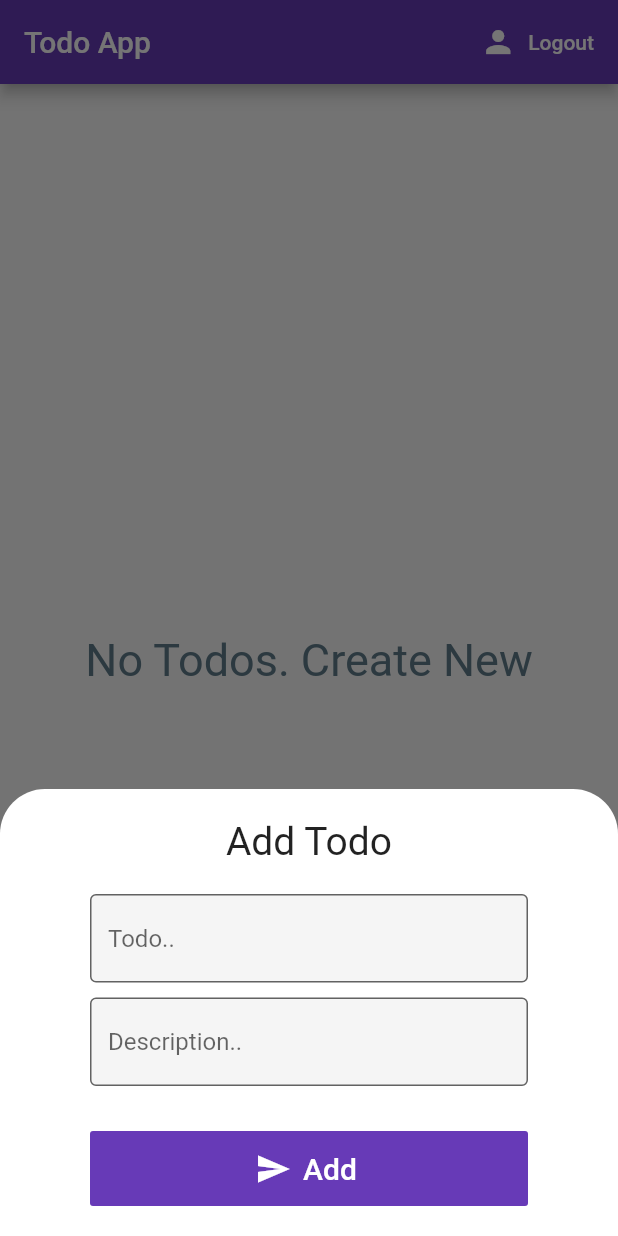
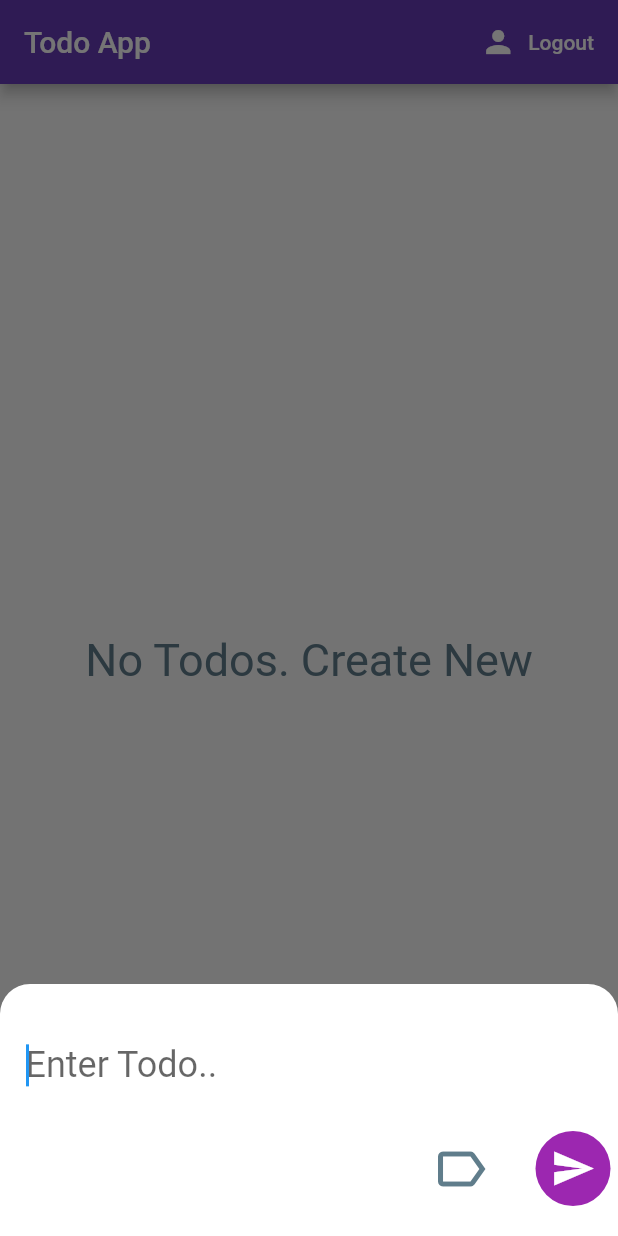
Before and after one commit to AshishChavan98/TodoFlutterApp, a Flutter app: the screen it shows once a user with an empty profile is signed in, after a tap on the "add" icon, on a phone screen of 412 x 824 dp. Run offline on Flutter 3.47's test engine with Material 2 defaults, Android fonts, the phone set to English and light mode, and no system bars; our stand-ins replace cloud_firestore, firebase_auth, flutter_local_notifications; missing offline and left inert: android_alarm_manager; accounts and stored records are empty.

Commit message:
Label added

```diff
--- a/lib/pages/add_todo_form.dart
+++ b/lib/pages/add_todo_form.dart
@@ -1,5 +1,6 @@
 import 'package:firebaseapp/models/todo.dart';
 import 'package:firebaseapp/models/user.dart';
+import 'package:firebaseapp/pages/menus/label_popup_menu.dart';
 import 'package:firebaseapp/services/database.dart';
 import 'package:flutter/cupertino.dart';
 import 'package:flutter/material.dart';
@@ -17,6 +18,10 @@ class _AddTodoFormState extends State<AddTodoForm> {
   String _task;
   bool loading=false;
 
+  String labelValue="None";
+
+
+
   loadingWidget(){
     if(!loading)
       {
@@ -30,8 +35,33 @@ class _AddTodoFormState extends State<AddTodoForm> {
     }
   }
 
+  FocusNode inputFieldNode;
+
+  @override
+  void initState() {
+    super.initState();
+    inputFieldNode = FocusNode();
+  }
+
+  @override
+  void dispose() {
+    inputFieldNode.dispose();
+    super.dispose();
+  }
+
   @override
   Widget build(BuildContext context) {
+
+
+
+
+    selectLabelValue(String value){
+      setState(() {
+        labelValue=value;
+      });
+    }
+
+
     final user = Provider.of<User>(context);
     double bottomValue = MediaQuery.of(context).viewInsets.bottom;
 
@@ -50,20 +80,24 @@ class _AddTodoFormState extends State<AddTodoForm> {
             crossAxisAlignment: CrossAxisAlignment.stretch,
             mainAxisSize: MainAxisSize.min,
             children: <Widget>[
-              Text('Add Todo',textAlign:TextAlign.center,style: TextStyle(fontSize: 26.0),),
-              SizedBox(height: 20.0,),
               TextFormField(
+                focusNode: inputFieldNode,
+                autofocus: true,
                 validator: (val)=> val.isEmpty ? 'Input cannot be empty ':null,
+                style: TextStyle(fontSize:24.0),
                 decoration: InputDecoration(
-                    hintText: 'Todo..',
-                    fillColor: Colors.grey[100],
+
+                    hintText: 'Enter Todo..',
+                    fillColor: Colors.white,
                     filled: true,
+                    enabledBorder: OutlineInputBorder(
+                      borderSide: BorderSide(color:Colors.white,width: 1.0)
+                    ),
                     focusedBorder: OutlineInputBorder(
-                      borderSide: BorderSide(color:Colors.deepPurpleAccent,width: 1.0),
+                      borderSide: BorderSide(color:Colors.white,width: 1.0),
                     ),
                     border: OutlineInputBorder(
-                    borderSide: BorderSide(color:Colors.blueGrey,width: 1.0),
-
+                    borderSide: BorderSide(color:Colors.white,width: 1.0),
                   )
 
                 ),
@@ -72,31 +106,36 @@ class _AddTodoFormState extends State<AddTodoForm> {
                 },
               ),
               SizedBox(height: 10.0,),
-              TextFormField(
-                validator: (val)=> val.isEmpty ? 'Description cannot be empty ':null,
-                decoration: InputDecoration(
-                    hintText: 'Description..',
-                    fillColor: Colors.grey[100],
-                    filled: true,
-                    focusedBorder: OutlineInputBorder(
-                      borderSide: BorderSide(color:Colors.deepPurple[200],width: 1.0),
+              Row(
+                mainAxisAlignment: MainAxisAlignment.end,
+                children: <Widget>[
+                  labelValue=="None"?
+                      SizedBox.shrink():
+                      Container(
+                        padding:EdgeInsets.symmetric(horizontal: 10.0,vertical: 2.0),
+                        decoration: BoxDecoration(
+                          borderRadius: BorderRadius.circular(5.0),
+                          color: Colors.red[500]
                         ),
-                    border: OutlineInputBorder(
-                      borderSide: BorderSide(color:Colors.blueGrey,width: 1.0),
+                        child:Text(
+                          labelValue,
+                          style: TextStyle(
+                            color:Colors.white,
+                            fontSize: 20.0
+                          ),
+                        )
+                      ),
+                  Padding(
+                    padding: const EdgeInsets.symmetric(horizontal: 10.0),
+                    child: LabelPopMenu(updateParentLabel:selectLabelValue),
+                  ),
+                  SizedBox(width: 20.0,),
+                  CircleAvatar(
+                    radius:25.0,
+                    backgroundColor: Colors.purple,
+                    child: IconButton(
+                        color:Colors.white,
 
-                    )
-
-                ),
-                onChanged: (val){
-                  setState(()=>_task=val);
-                },
-              ),
-              SizedBox(height: 30.0,),
-              Container(
-                height: 50.0,
-                child: FlatButton.icon(
-                    color:Colors.deepPurple,
-                    textColor: Colors.white,
                         onPressed: () async{
 
                           if(_formKey.currentState.validate()){
@@ -115,9 +154,11 @@ class _AddTodoFormState extends State<AddTodoForm> {
                           }
 
                         },
-                    icon: Icon(Icons.send,size: 24.0,),
-                    label: Text('Add',style: TextStyle(fontSize: 20.0),)),
+                        icon: Icon(Icons.send,size: 30.0,),
+                        ),
 
+                  )
+                ],
               ),
               Row(
                 mainAxisAlignment: MainAxisAlignment.center,
@@ -136,3 +177,4 @@ class _AddTodoFormState extends State<AddTodoForm> {
     );
   }
 }
+//Testing code
--- a/lib/pages/home.dart
+++ b/lib/pages/home.dart
@@ -55,14 +55,15 @@ class _HomeState extends State<Home> {
           builder: (context) {
             return Container(
 //              height: MediaQuery.of(context).size.height * 0.75,
+//              width:MediaQuery.of(context).size.width,
               decoration: BoxDecoration(
                 color:Colors.white,
                 borderRadius: BorderRadius.only(
-                  topLeft: Radius.circular(30.0),
-                  topRight: Radius.circular(30.0),
+                  topLeft: Radius.circular(20.0),
+                  topRight: Radius.circular(20.0),
                 )
               ),
-              padding: EdgeInsets.symmetric(vertical: 20.0,horizontal: 60.0),
+              padding: EdgeInsets.symmetric(vertical: 20.0,horizontal: 5.0),
               child: AddTodoForm(),
             );
           }
--- /dev/null
+++ b/lib/pages/menus/label_popup_menu.dart
@@ -0,0 +1,75 @@
+import 'package:flutter/material.dart';
+
+class CustomPopupMenu {
+  CustomPopupMenu({this.title, this.icon});
+  String title;
+  IconData icon;
+}
+
+
+class LabelPopMenu extends StatefulWidget {
+
+  final void Function(String value) updateParentLabel;
+  LabelPopMenu({this.updateParentLabel});
+
+
+  @override
+  _LabelPopMenuState createState() => _LabelPopMenuState();
+
+
+}
+
+class _LabelPopMenuState extends State<LabelPopMenu> {
+
+
+  @override
+  void initState() {
+    // TODO: implement initState
+    super.initState();
+  }
+
+  @override
+  Widget build(BuildContext context) {
+    return PopupMenuButton<String>(
+
+      elevation: 10.0,
+
+      onCanceled: () {
+        print('You have not chossed anything');
+      },
+      tooltip: 'This is tooltip',
+      onSelected: (val){
+        print(val);
+        widget.updateParentLabel(val);
+
+      },
+      itemBuilder: (BuildContext context) =><PopupMenuEntry<String>> [
+
+        PopupMenuItem(
+          value:"None",
+          child: Text('None'),
+
+        ),
+        PopupMenuItem(
+          value:"One",
+          child: Text('One'),
+
+        ),
+        PopupMenuItem(
+          value:"Two",
+          child: Text('Two'),
+        ),
+        PopupMenuItem(
+          value:"Three",
+          child: Text('Three'),
+        ),
+
+      ],
+      child: Icon(
+        Icons.label_outline
+        ,size: 40.0,
+        color: Colors.blueGrey,
+      ),
+    );
+  }
+}
--- a/lib/pages/todo_tile.dart
+++ b/lib/pages/todo_tile.dart
@@ -35,7 +35,7 @@ class TodoTile extends StatelessWidget {
       },
       icon: Icon(
         Icons.check_circle,
-        color: Colors.green[200],
+        color: Colors.green[300],
         size: 35.0,
       ),
     );
@@ -51,7 +51,7 @@ class TodoTile extends StatelessWidget {
           Container(
             padding:EdgeInsets.fromLTRB(10.0, 0.0, 0.0, 0.0),
             width: MediaQuery.of(context).size.width*0.70,
-            child:todo.completed ?Text(todo.title,style: TextStyle(color: Colors.blueGrey),):Text(todo.title),
+            child:todo.completed ?Text(todo.title,style: TextStyle(color: Colors.blueGrey,fontSize: 20.0),):Text(todo.title,style: TextStyle(fontSize: 20.0),),
 
           ),
           IconButton(
```
Also changed, not shown: lib/authenticate/authenticate.dart (line endings or trailing spaces), lib/authenticate/register.dart (line endings or trailing spaces), lib/authenticate/sign_in.dart (line endings or trailing spaces), lib/main.dart (line endings or trailing spaces), lib/models/todo.dart (line endings or trailing spaces), lib/models/user.dart (line endings or trailing spaces), lib/pages/local_notification_widget.dart (line endings or trailing spaces), lib/pages/notification/local_notification_helper.dart (line endings or trailing spaces), lib/pages/notification/notifications.dart (line endings or trailing spaces), lib/pages/todo_list.dart (line endings or trailing spaces), lib/pages/wrapper.dart (line endings or trailing spaces), lib/services/auth.dart (line endings or trailing spaces), lib/services/database.dart (line endings or trailing spaces), pubspec.yaml (line endings or trailing spaces), 29 other files. Lines whose indentation alone changed are shown as unchanged.
